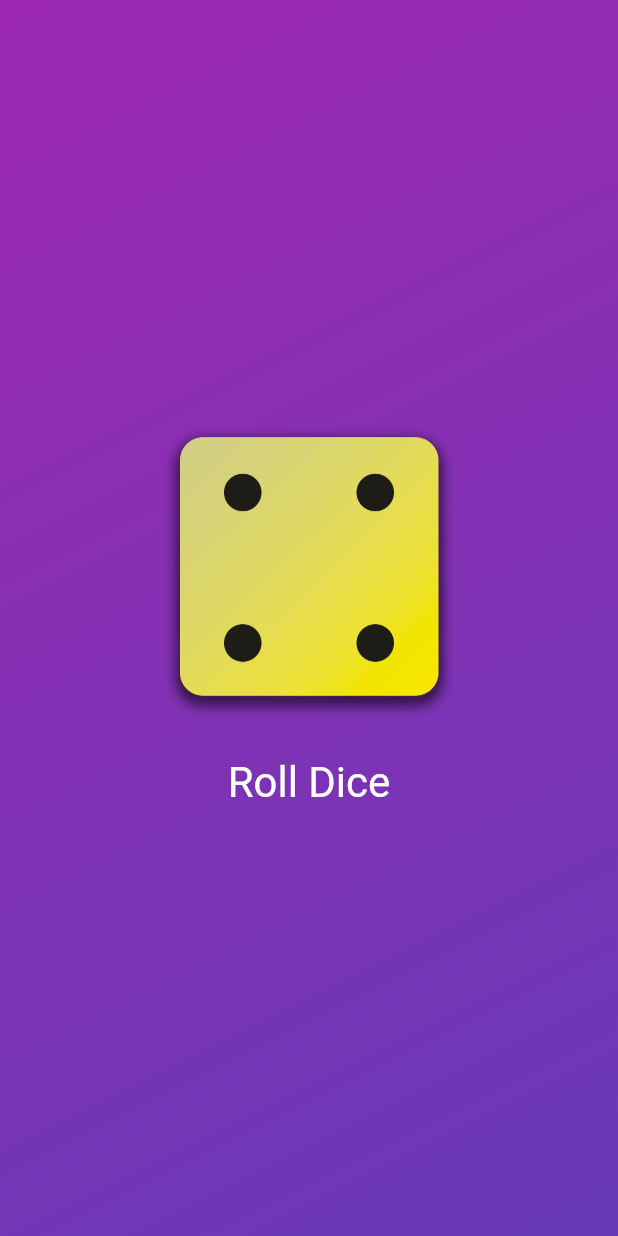
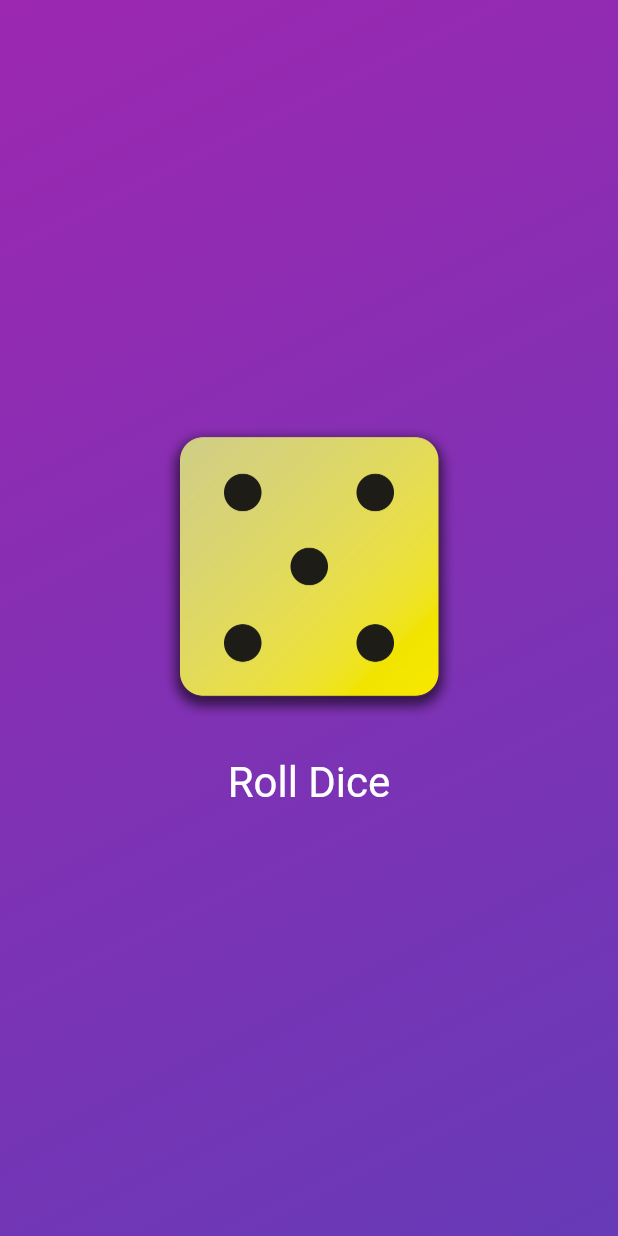
Before and after one commit to EthanDev/LearningFlutter2024, a Flutter app: the screen it shows after launch, after a tap on "Roll Dice", on a phone screen of 412 x 824 dp. Run offline on Flutter 3.47's test engine with Material 3 defaults, Android fonts, the phone set to English and light mode, and no system bars.

```diff
--- a/first_app/lib/dice_roller.dart
+++ b/first_app/lib/dice_roller.dart
@@ -1,4 +1,8 @@
 import 'package:flutter/material.dart';
+import 'dart:math'; // Random class
+
+// Global variable/objects
+final randomizer = Random(); // Creates once a random object
 
 class DiceRoller extends StatefulWidget {
 
@@ -19,14 +23,18 @@ class DiceRoller extends StatefulWidget {
 // meant to be used internally
 class _DiceRollerState extends State<DiceRoller> {
 
-  var activeDiceImage = 'assets/images/dice-1.png';
+  var currentDiceRoll = 1;
 
   // rollDice - function that is called when the button is pressed
   void rollDice() {
+
+    // Random().nextInt(6) - generates a random number between 0 and 5
+    // Random().nextInt(6) + 1 - generates a random number between 1 and 6
+
     // setState - function that tells flutter that the state has changed and execute the build method again
     // setState is a function that is inherited from the State class
     setState(() {
-      activeDiceImage = 'assets/images/dice-4.png';
+      currentDiceRoll = randomizer.nextInt(6) + 1;
     });
   }
 
@@ -37,7 +45,7 @@ class _DiceRollerState extends State<DiceRoller> {
             mainAxisSize: MainAxisSize.min,
             children: [
                 Image.asset(
-                    activeDiceImage,
+                    'assets/images/dice-$currentDiceRoll.png',
                     width: 200.0,
                     height: 200.0
                 ), // Image.asset - loads an image from the assets folder
```
